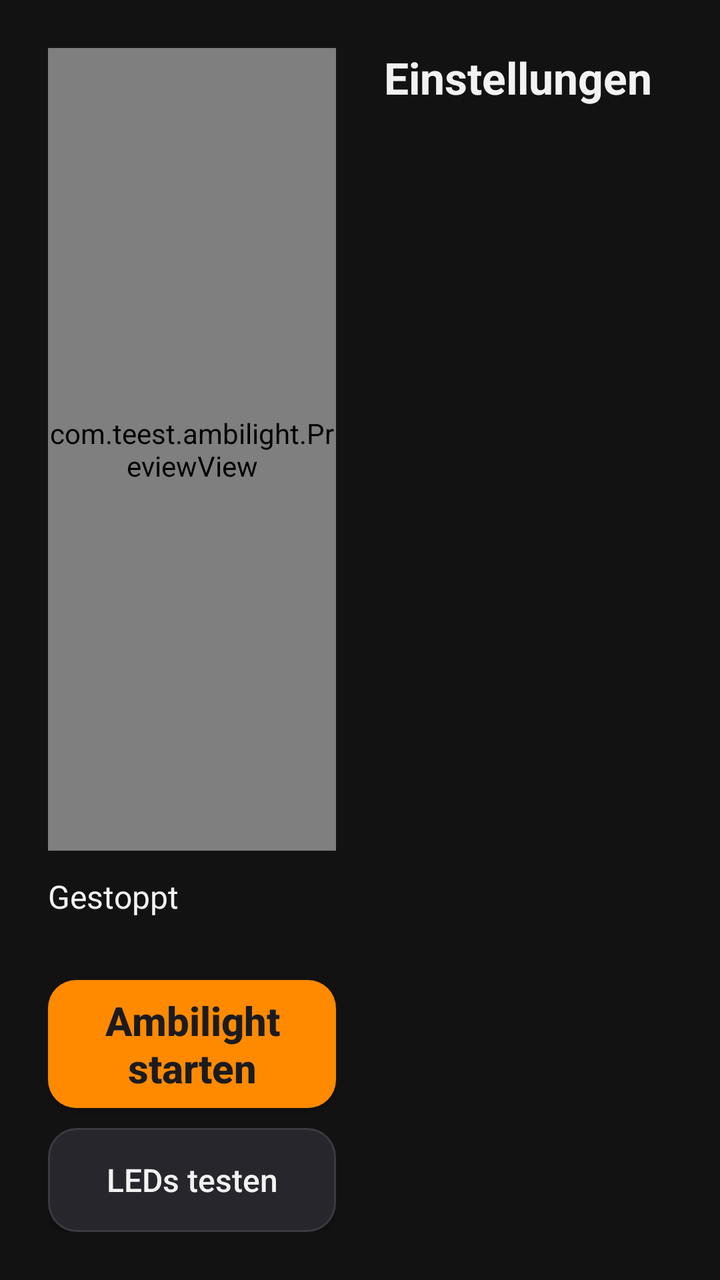
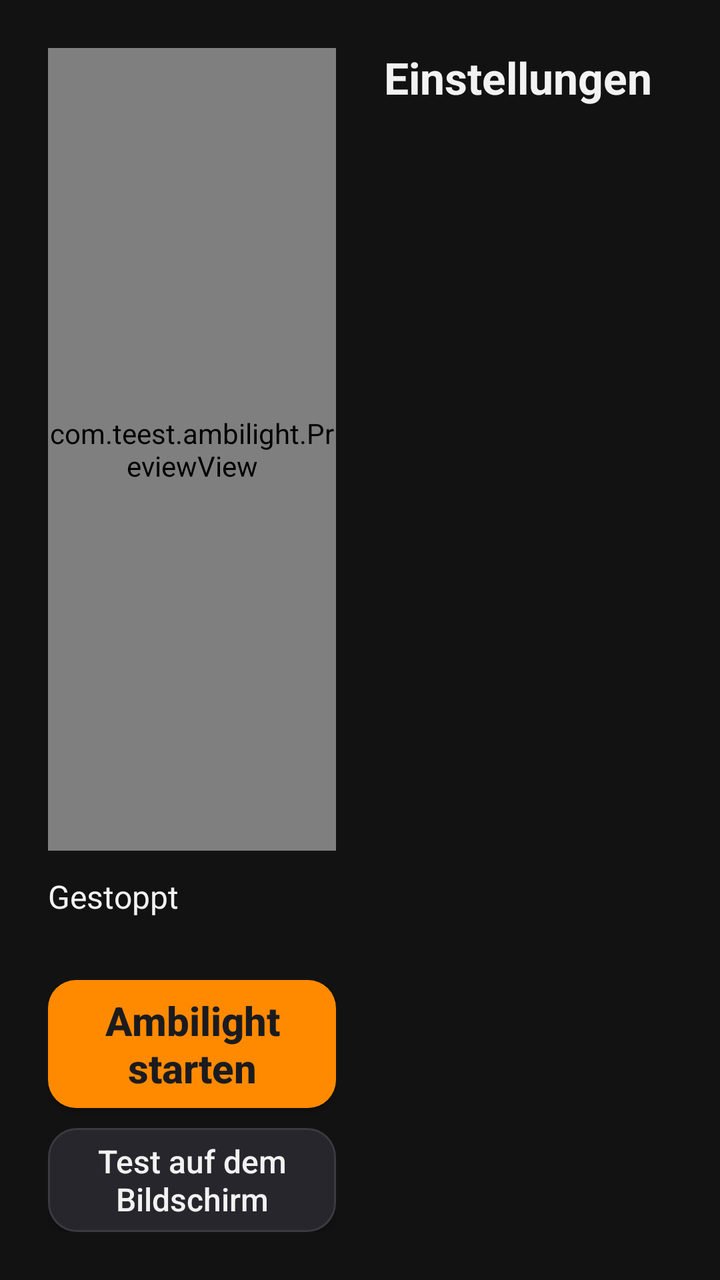

The first picture is an Android layout as it rendered before a commit; the second is the same layout after the commit. The layout source and the unified diff follow.
<!-- AndroidManifest.xml: application theme Theme.Ambilight -->
<!-- res/layout/activity_main.xml -->
<?xml version="1.0" encoding="utf-8"?>
<LinearLayout xmlns:android="http://schemas.android.com/apk/res/android"
    android:layout_width="match_parent"
    android:layout_height="match_parent"
    android:background="#121212"
    android:orientation="horizontal"
    android:padding="24dp">

    <LinearLayout
        android:layout_width="0dp"
        android:layout_height="match_parent"
        android:layout_marginEnd="24dp"
        android:layout_weight="5"
        android:orientation="vertical">

        <com.teest.ambilight.PreviewView
            android:id="@+id/preview"
            android:layout_width="match_parent"
            android:layout_height="0dp"
            android:layout_weight="1" />

        <TextView
            android:id="@+id/status"
            android:layout_width="match_parent"
            android:layout_height="wrap_content"
            android:layout_marginTop="12dp"
            android:layout_marginBottom="12dp"
            android:minLines="2"
            android:text="Gestoppt"
            android:textColor="#F2F2F2"
            android:textSize="16sp" />

        <Button
            android:id="@+id/btnToggle"
            android:layout_width="match_parent"
            android:layout_height="64dp"
            android:background="@drawable/btn_primary"
            android:text="Ambilight starten"
            android:textAllCaps="false"
            android:textColor="#1B1B1F"
            android:textSize="20sp"
            android:textStyle="bold" />

        <Button
            android:id="@+id/btnTest"
            android:layout_width="match_parent"
            android:layout_height="52dp"
            android:layout_marginTop="10dp"
            android:background="@drawable/tile_bg"
            android:text="LEDs testen"
            android:textAllCaps="false"
            android:textColor="#F2F2F2"
            android:textSize="16sp" />
    </LinearLayout>

    <LinearLayout
        android:layout_width="0dp"
        android:layout_height="match_parent"
        android:layout_weight="5"
        android:orientation="vertical">

        <TextView
            android:layout_width="match_parent"
            android:layout_height="wrap_content"
            android:layout_marginBottom="12dp"
            android:text="Einstellungen"
            android:textColor="#F2F2F2"
            android:textSize="22sp"
            android:textStyle="bold" />

        <ScrollView
            android:layout_width="match_parent"
            android:layout_height="0dp"
            android:layout_weight="1"
            android:background="#121212"
            android:clipToPadding="false"
            android:fillViewport="true"
            android:overScrollMode="never"
            android:scrollbars="none">

            <LinearLayout
                android:id="@+id/tiles"
                android:layout_width="match_parent"
                android:layout_height="wrap_content"
                android:background="#121212"
                android:orientation="vertical" />
        </ScrollView>
    </LinearLayout>
</LinearLayout>
<!-- resources referenced by this layout -->
<resources>
  <!-- drawable btn_primary (drawable) -->
  <?xml version="1.0" encoding="utf-8"?>
  <selector xmlns:android="http://schemas.android.com/apk/res/android">
      <item android:state_focused="true">
          <shape android:shape="rectangle">
              <solid android:color="#FFA033" />
              <stroke android:width="3dp" android:color="#FFFFFF" />
              <corners android:radius="14dp" />
          </shape>
      </item>
      <item android:state_pressed="true">
          <shape android:shape="rectangle">
              <solid android:color="#E07800" />
              <corners android:radius="14dp" />
          </shape>
      </item>
      <item>
          <shape android:shape="rectangle">
              <solid android:color="#FF8A00" />
              <corners android:radius="14dp" />
          </shape>
      </item>
  </selector>
  <!-- drawable tile_bg (drawable) -->
  <?xml version="1.0" encoding="utf-8"?>
  <selector xmlns:android="http://schemas.android.com/apk/res/android">
      <item android:state_focused="true">
          <shape android:shape="rectangle">
              <solid android:color="#34343C" />
              <stroke android:width="3dp" android:color="#FF8A00" />
              <corners android:radius="14dp" />
          </shape>
      </item>
      <item android:state_pressed="true">
          <shape android:shape="rectangle">
              <solid android:color="#3A3A42" />
              <corners android:radius="14dp" />
          </shape>
      </item>
      <item>
          <shape android:shape="rectangle">
              <solid android:color="#26262C" />
              <stroke android:width="1dp" android:color="#3A3A42" />
              <corners android:radius="14dp" />
          </shape>
      </item>
  </selector>
  <style name="Theme.Ambilight" parent="Theme.AppCompat.NoActionBar">
          <item name="colorPrimary">#FF8A00</item>
          <item name="colorPrimaryDark">#121212</item>
          <item name="colorAccent">#FF8A00</item>
          <item name="android:windowBackground">#121212</item>
          <item name="android:textColorPrimary">#F2F2F2</item>
          <item name="android:textColorSecondary">#B5B5B5</item>
      </style>
</resources>

<!-- the commit's change to res/layout/activity_main.xml (unified diff, before → after) -->
@@ -47,7 +47,7 @@
             android:layout_height="52dp"
             android:layout_marginTop="10dp"
             android:background="@drawable/tile_bg"
-            android:text="LEDs testen"
+            android:text="Test auf dem Bildschirm"
             android:textAllCaps="false"
             android:textColor="#F2F2F2"
             android:textSize="16sp" />
